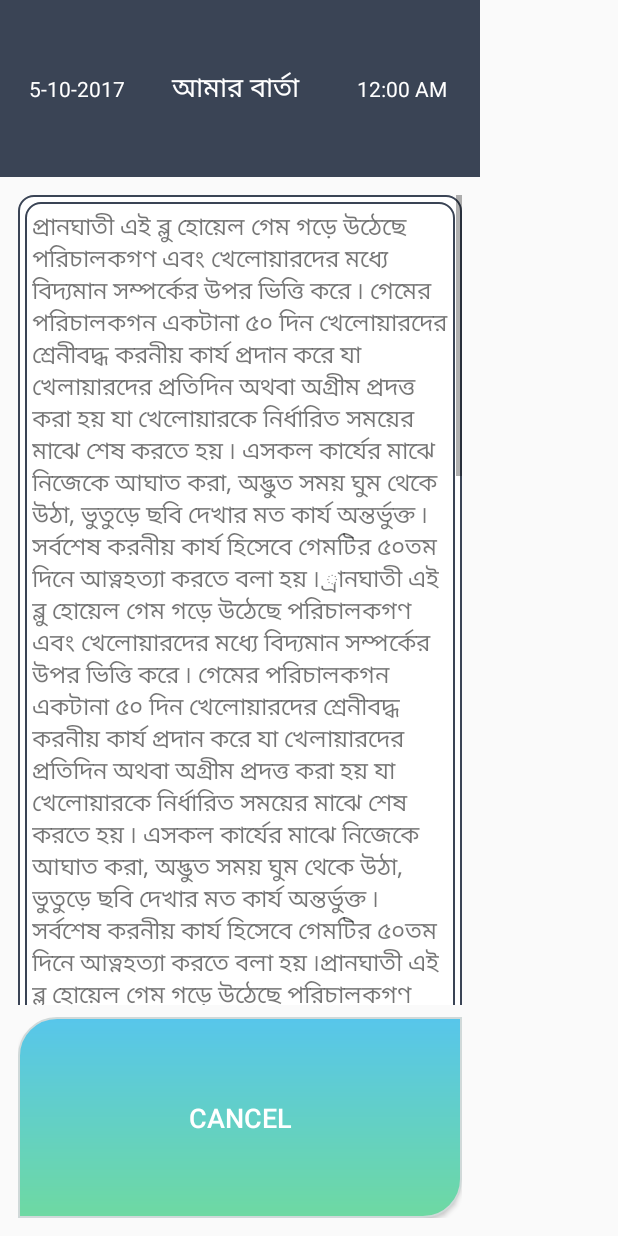
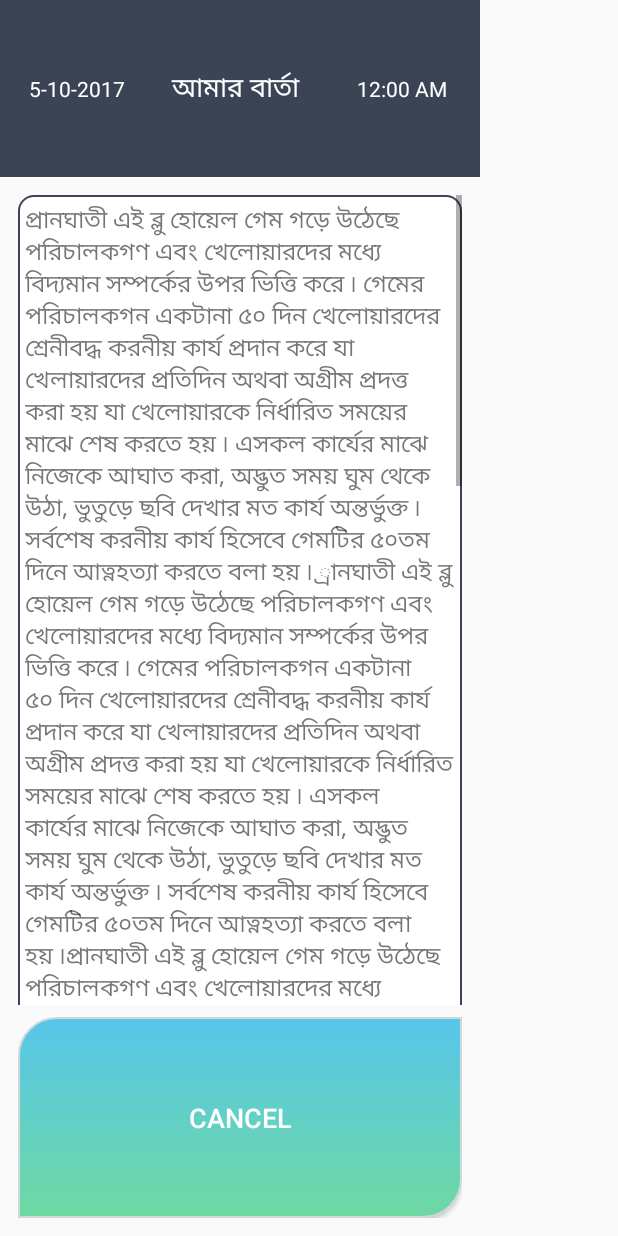
Before and after one commit to jihanislam007/Office-Reportings, an Android app: the layout popup_layout_central_message_get.xml on its own in the app's theme, with its tools: preview values and no code run, on a phone screen of 412 x 824 dp. Run offline under Robolectric (Android 15) with nearby library versions, the phone set to English and light mode, and no system bars.

Commit message:
design update

```diff
--- a/app/src/main/res/layout/popup_layout_central_message_get.xml
+++ b/app/src/main/res/layout/popup_layout_central_message_get.xml
@@ -88,8 +88,7 @@
                     <LinearLayout
                         android:layout_width="match_parent"
                         android:layout_height="match_parent"
-                        android:minHeight="100dp"
-                        android:background="@drawable/ractangular_border">
+                        android:minHeight="100dp">
 
                         <TextView
                             android:id="@+id/message"
```
